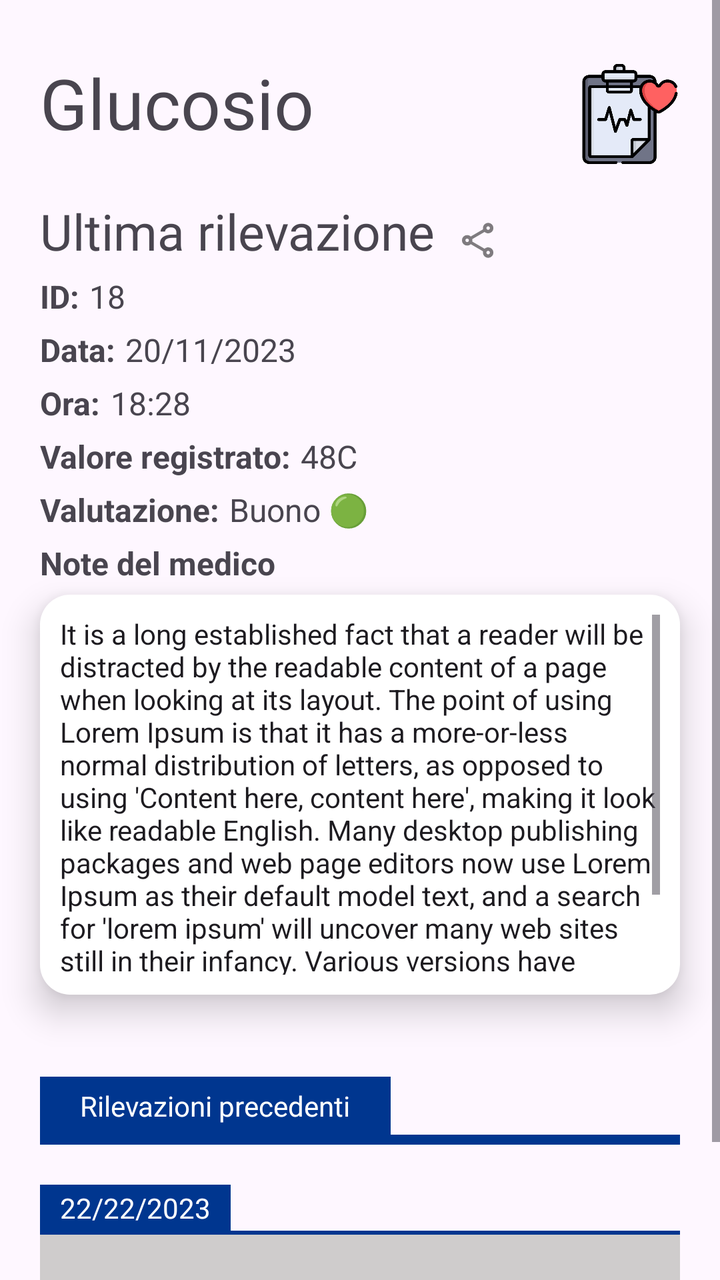
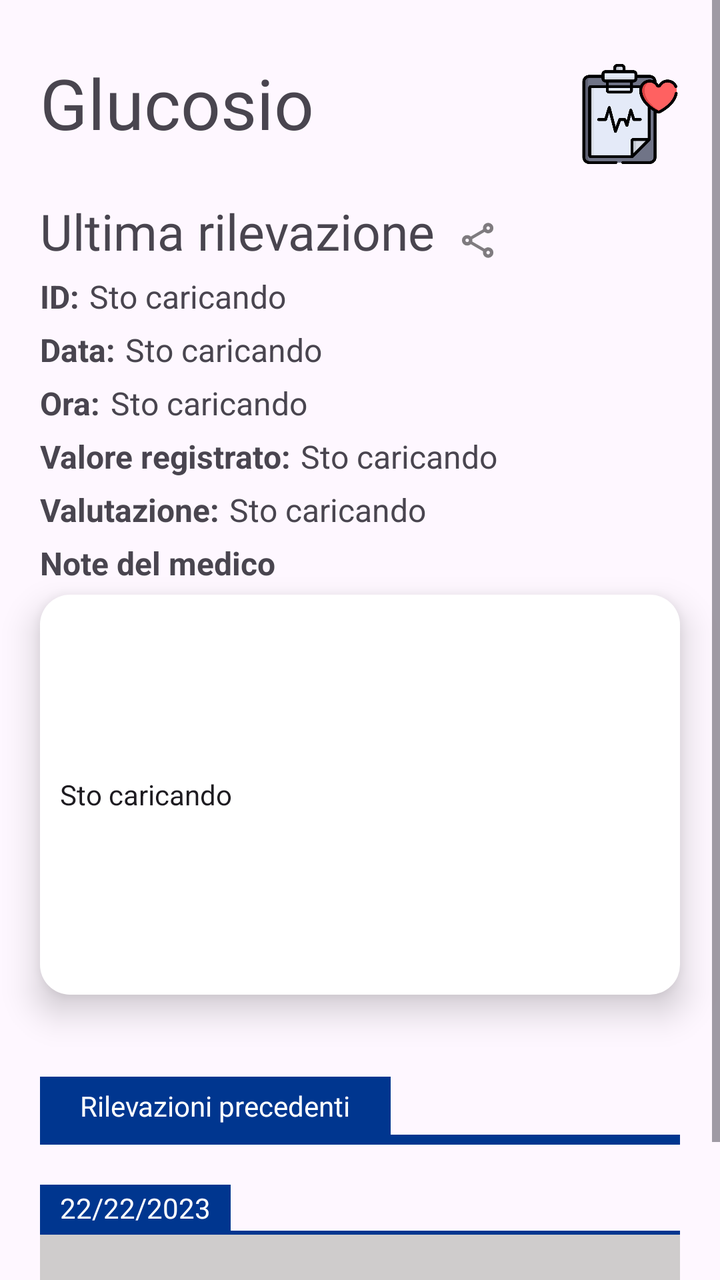

Screens rendered from an Android XML layout before and after an edit, with the pre-edit source and the edit as a unified diff.
<!-- AndroidManifest.xml: application theme Theme.AsilApp -->
<!-- res/layout/fragment_detail_health_history.xml -->
<?xml version="1.0" encoding="utf-8"?>
<ScrollView xmlns:app="http://schemas.android.com/apk/res-auto"
    xmlns:tools="http://schemas.android.com/tools"
    android:layout_width="match_parent"
    android:layout_height="match_parent"
    android:fadeScrollbars="false"
    android:scrollbars="vertical"
    xmlns:android="http://schemas.android.com/apk/res/android">
    <androidx.constraintlayout.widget.ConstraintLayout
        android:layout_width="match_parent"
        android:layout_height="match_parent"
        tools:context=".view.home.DetailHealthHistoryFragment">


        <TextView
            android:id="@+id/detailHealthHistoryTitle"
            android:layout_width="270dp"
            android:fadeScrollbars="false"
            android:layout_height="wrap_content"
            android:layout_marginLeft="@dimen/marginLeftRightDetailHealthHistory"
            android:layout_marginTop="28dp"
            android:layout_marginRight="@dimen/marginLeftRightDetailHealthHistory"
            android:fontFamily="@font/titillium_web_bold"
            android:text="Glucosio"
            android:textSize="@dimen/textDetailHealthHistoryTitle"
            app:layout_constraintHorizontal_bias="0.0"
            app:layout_constraintLeft_toLeftOf="parent"
            app:layout_constraintRight_toLeftOf="@+id/iconDetailTitle"
            app:layout_constraintTop_toTopOf="parent" />

        <ImageView
            android:id="@+id/iconDetailTitle"
            android:layout_width="50dp"
            android:layout_height="50dp"
            android:layout_marginTop="32dp"
            android:layout_marginRight="20dp"
            android:src="@drawable/medical_history"
            app:layout_constraintRight_toRightOf="parent"
            app:layout_constraintStart_toEndOf="@+id/detailHealthHistoryTitle"
            app:layout_constraintTop_toTopOf="parent">

        </ImageView>

        <TextView
            android:id="@+id/lastRecordHealthHistory"
            android:layout_width="wrap_content"
            android:layout_height="wrap_content"
            android:layout_marginStart="@dimen/marginLeftRightDetailHealthHistory"
            android:layout_marginTop="24dp"
            android:fontFamily="@font/titillium_web_bold"
            android:text="@string/lastRecordHealtHistory"
            android:textSize="25dp"
            app:layout_constraintStart_toStartOf="parent"
            app:layout_constraintTop_toBottomOf="@+id/detailHealthHistoryTitle" />


        <ImageView
            android:id="@+id/shareDetailHealthHistory"
            android:layout_width="35dp"
            android:layout_height="35dp"
            android:layout_marginLeft="4dp"
            android:layout_marginTop="28dp"
            android:clickable="true"
            android:foreground="?android:attr/selectableItemBackground"
            android:padding="7dp"
            android:src="@drawable/share_fill0_wght400_grad0_opsz24"
            app:layout_constraintLeft_toRightOf="@+id/lastRecordHealthHistory"
            app:layout_constraintTop_toBottomOf="@+id/detailHealthHistoryTitle" />



        <TextView
            android:id="@+id/idLastRecordHealthHistoryLabel"
            android:layout_width="wrap_content"
            android:layout_height="wrap_content"
            android:layout_marginStart="@dimen/marginLeftRightDetailHealthHistory"
            android:layout_marginTop="5dp"
            android:text="@string/idLastRecordHealthHistoryLabel"
            android:textSize="@dimen/valueDetailHealthHistory"
            android:textStyle="bold"
            app:layout_constraintStart_toStartOf="parent"
            app:layout_constraintTop_toBottomOf="@+id/lastRecordHealthHistory" />

        <TextView
            android:id="@+id/idLastRecordHealthHistory"
            android:layout_width="wrap_content"
            android:layout_height="wrap_content"
            android:layout_marginLeft="5dp"
            android:layout_marginTop="5dp"
            android:text="18"
            android:textSize="@dimen/valueDetailHealthHistory"
            app:layout_constraintLeft_toRightOf="@+id/idLastRecordHealthHistoryLabel"
            app:layout_constraintTop_toBottomOf="@+id/lastRecordHealthHistory" />

        <TextView
            android:id="@+id/dateLastRecordHealthHistoryLabel"
            android:layout_width="wrap_content"
            android:layout_height="wrap_content"
            android:layout_marginStart="@dimen/marginLeftRightDetailHealthHistory"
            android:layout_marginTop="5dp"
            android:text="@string/dateLastRecordHealthHistoryLabel"
            android:textSize="@dimen/valueDetailHealthHistory"
            android:textStyle="bold"
            app:layout_constraintStart_toStartOf="parent"
            app:layout_constraintTop_toBottomOf="@+id/idLastRecordHealthHistoryLabel" />

        <TextView
            android:id="@+id/dateLastRecordHealthHistory"
            android:layout_width="wrap_content"
            android:layout_height="wrap_content"
            android:layout_marginLeft="5dp"
            android:layout_marginTop="5dp"
            android:text="20/11/2023"
            android:textSize="@dimen/valueDetailHealthHistory"
            app:layout_constraintLeft_toRightOf="@+id/dateLastRecordHealthHistoryLabel"
            app:layout_constraintTop_toBottomOf="@+id/idLastRecordHealthHistoryLabel" />


        <TextView
            android:id="@+id/timeLastRecordHealthHistoryLabel"
            android:layout_width="wrap_content"
            android:layout_height="wrap_content"
            android:layout_marginStart="@dimen/marginLeftRightDetailHealthHistory"
            android:layout_marginTop="5dp"
            android:text="@string/timeLastRecordHealthHistoryLabel"
            android:textSize="@dimen/valueDetailHealthHistory"
            android:textStyle="bold"
            app:layout_constraintStart_toStartOf="parent"
            app:layout_constraintTop_toBottomOf="@+id/dateLastRecordHealthHistory" />

        <TextView
            android:id="@+id/timeLastRecordHealthHistory"
            android:layout_width="wrap_content"
            android:layout_height="wrap_content"
            android:layout_marginLeft="5dp"
            android:layout_marginTop="5dp"
            android:text="18:28"
            android:textSize="@dimen/valueDetailHealthHistory"
            app:layout_constraintLeft_toRightOf="@+id/timeLastRecordHealthHistoryLabel"
            app:layout_constraintTop_toBottomOf="@+id/dateLastRecordHealthHistory" />



        <TextView
            android:id="@+id/valueLastRecordHealthHistoryLabel"
            android:layout_width="wrap_content"
            android:layout_height="wrap_content"
            android:layout_marginStart="20dp"
            android:layout_marginTop="5dp"
            android:text="@string/valueLastRecordHealthHistoryLabel"
            android:textSize="@dimen/valueDetailHealthHistory"
            android:textStyle="bold"
            app:layout_constraintStart_toStartOf="parent"
            app:layout_constraintTop_toBottomOf="@+id/timeLastRecordHealthHistory" />

        <TextView
            android:id="@+id/valueLastRecordHealthHistory"
            android:layout_width="wrap_content"
            android:layout_height="wrap_content"
            android:layout_marginLeft="5dp"
            android:layout_marginTop="5dp"
            android:text="48"
            android:textSize="@dimen/valueDetailHealthHistory"
            app:layout_constraintLeft_toRightOf="@+id/valueLastRecordHealthHistoryLabel"
            app:layout_constraintTop_toBottomOf="@+id/timeLastRecordHealthHistory" />

        <TextView
            android:id="@+id/unityDetaildHealthHistory"
            android:layout_width="wrap_content"
            android:layout_height="wrap_content"
            android:layout_marginLeft="0dp"
            android:layout_marginTop="5dp"
            android:text="@string/unityTemperature"
            android:textSize="@dimen/valueDetailHealthHistory"
            app:layout_constraintLeft_toRightOf="@+id/valueLastRecordHealthHistory"
            app:layout_constraintTop_toBottomOf="@+id/timeLastRecordHealthHistory" />



        <TextView
            android:id="@+id/evalutationLastRecordHealthHistoryLabel"
            android:layout_width="wrap_content"
            android:layout_height="wrap_content"
            android:layout_marginStart="@dimen/marginLeftRightDetailHealthHistory"
            android:layout_marginTop="5dp"
            android:text="@string/evalutationLastRecordHealthHistoryLabel"
            android:textSize="@dimen/valueDetailHealthHistory"
            android:textStyle="bold"
            app:layout_constraintStart_toStartOf="parent"
            app:layout_constraintTop_toBottomOf="@+id/valueLastRecordHealthHistory" />

        <TextView
            android:id="@+id/evalutationLastRecordHealthHistory"
            android:layout_width="wrap_content"
            android:layout_height="wrap_content"
            android:layout_marginLeft="5dp"
            android:layout_marginTop="5dp"
            android:text="Buono 🟢"
            android:textSize="@dimen/valueDetailHealthHistory"
            app:layout_constraintLeft_toRightOf="@+id/evalutationLastRecordHealthHistoryLabel"
            app:layout_constraintTop_toBottomOf="@+id/valueLastRecordHealthHistory" />



        <TextView
            android:id="@+id/doctorNotesLastRecordHealthHistoryLabel"
            android:layout_width="wrap_content"
            android:layout_height="wrap_content"
            android:layout_marginStart="@dimen/marginLeftRightDetailHealthHistory"
            android:layout_marginTop="5dp"
            android:text="@string/doctorNotesLastRecordHealthHistoryLabel"
            android:textSize="@dimen/valueDetailHealthHistory"
            android:textStyle="bold"
            app:layout_constraintStart_toStartOf="parent"
            app:layout_constraintTop_toBottomOf="@+id/evalutationLastRecordHealthHistory" />


        <EditText
            android:id="@+id/doctorNotesLastRecordHealthHistory"
            android:elevation="10dp"
            android:background="@drawable/rounded"
            android:padding="10dp"
            android:layout_width="match_parent"
            android:cursorVisible="true"
            android:layout_height="200dp"
            android:layout_marginStart="@dimen/marginLeftRightDetailHealthHistory"
            android:fadeScrollbars="false"
            android:layout_marginTop="5dp"
            android:editable="false"
            android:layout_marginEnd="@dimen/marginLeftRightDetailHealthHistory"
            android:scrollbarAlwaysDrawHorizontalTrack="false"
            android:scrollbarAlwaysDrawVerticalTrack="false"
            android:scrollbars="vertical"
            android:textSize="@dimen/textSizeDoctorNotes"
            android:text="It is a long established fact that a reader will be distracted by the readable content of a page when looking at its layout. The point of using Lorem Ipsum is that it has a more-or-less normal distribution of letters, as opposed to using 'Content here, content here', making it look like readable English. Many desktop publishing packages and web page editors now use Lorem Ipsum as their default model text, and a search for 'lorem ipsum' will uncover many web sites still in their infancy. Various versions have evolved over the years, sometimes by accident, sometimes on purpose (injected humour and the like)."
            app:layout_constraintEnd_toEndOf="parent"
            app:layout_constraintStart_toStartOf="parent"
            app:layout_constraintTop_toBottomOf="@+id/doctorNotesLastRecordHealthHistoryLabel" />


        <TextView
            android:layout_width="wrap_content"
            app:layout_constraintBottom_toTopOf="@+id/blackLine"
            app:layout_constraintLeft_toLeftOf="parent"
            android:layout_marginLeft="@dimen/marginLeftRightDetailHealthHistory"
            android:textColor="@color/white"
            android:paddingLeft="20dp"
            android:paddingRight="20dp"
            android:paddingTop="5dp"
            android:paddingBottom="5dp"
            android:background="@color/appMainColorDark"
            android:text="Rilevazioni precedenti"
            android:layout_height="wrap_content">
        </TextView>

        <View
            android:id="@+id/blackLine"
            app:layout_constraintTop_toBottomOf="@+id/doctorNotesLastRecordHealthHistory"
            android:background="@color/appMainColorDark"
            app:layout_constraintStart_toStartOf="parent"
            app:layout_constraintEnd_toEndOf="parent"
            android:layout_marginStart="@dimen/marginLeftRightDetailHealthHistory"
            android:layout_marginEnd="@dimen/marginLeftRightDetailHealthHistory"
            android:layout_marginTop="70dp"
            android:layout_width = "match_parent"
            android:layout_height="5dp"/>






        <LinearLayout
            android:layout_width="match_parent"
            android:orientation="vertical"
            android:layout_marginLeft="@dimen/marginLeftRightDetailHealthHistory"
            android:layout_marginRight="@dimen/marginLeftRightDetailHealthHistory"
            app:layout_constraintTop_toBottomOf="@+id/blackLine"
            android:layout_height="match_parent">

            <TextView
                android:layout_width="wrap_content"
                android:layout_height="wrap_content"
                android:layout_marginTop="@dimen/marginTopHealthHistory"
                android:background="@color/appMainColorDark"
                android:paddingLeft="10dp"
                android:paddingRight="10dp"
                android:paddingTop="2dp"
                android:paddingBottom="2dp"
                android:text="22/22/2023"
                android:textColor="@color/white" />

            <View
                android:layout_width="match_parent"
                android:background="@color/appMainColorDark"
                android:layout_height="2dp"></View>

            <androidx.constraintlayout.widget.ConstraintLayout
                android:id="@+id/layoutOldHealthHistory"
                android:layout_width="match_parent"
                android:background="@color/colodOldHealthHistory"
                android:layout_height="@dimen/heightHealthHistory"
                android:layout_marginTop="0dp">

                <TextView
                    android:id="@+id/oldTitleHealthHistoryLabel"
                    android:layout_width="wrap_content"
                    android:layout_height="wrap_content"
                    android:layout_marginLeft="@dimen/marginLeftRightDetailHealthHistory"
                    android:layout_marginTop="20dp"
                    android:fontFamily="@font/titillium_web_bold"
                    android:text="@string/temperatureHealthHistory"
                    android:textColor="@color/white"
                    android:textSize="@dimen/textTitleHealthHistory"
                    app:layout_constraintLeft_toLeftOf="parent"
                    app:layout_constraintTop_toTopOf="parent" />


                <TextView
                    android:id="@+id/oldTitleHealthHistory"
                    android:layout_width="wrap_content"
                    android:layout_height="wrap_content"
                    android:layout_marginRight="5dp"
                    android:layout_marginBottom="16dp"
                    android:fontFamily="@font/titillium_web_bold"
                    android:text="36°"
                    android:textColor="@color/white"
                    android:textSize="@dimen/resultHealthHistory"
                    app:layout_constraintBottom_toBottomOf="parent"
                    app:layout_constraintRight_toRightOf="parent" />


                <TextView
                    android:id="@+id/unityOldHealthHistory"
                    android:layout_width="wrap_content"
                    android:layout_height="wrap_content"
                    android:layout_marginRight="5dp"
                    android:layout_marginBottom="3dp"
                    android:fontFamily="@font/titillium_web_bold"
                    android:text="@string/unityTemperature"
                    android:textColor="@color/white"
                    android:textSize="@dimen/resultUnityHealthHistory"
                    app:layout_constraintBottom_toBottomOf="parent"
                    app:layout_constraintRight_toRightOf="parent"
                    app:layout_constraintTop_toBottomOf="@+id/oldTitleHealthHistory" />


                <TextView
                    android:id="@+id/oldTitleHealthHistoryEvalutationLabel"
                    android:layout_width="wrap_content"
                    android:layout_height="wrap_content"
                    android:layout_marginLeft="@dimen/marginLeftRightDetailHealthHistory"
                    android:layout_marginBottom="25dp"
                    android:text="@string/evalutationHealthHistoryLabel"
                    android:textColor="@color/white"
                    android:textSize="13dp"
                    app:layout_constraintBottom_toBottomOf="parent"
                    app:layout_constraintLeft_toLeftOf="parent" />


                <TextView
                    android:id="@+id/oldTitleHealthHistoryEvalutation"
                    android:layout_width="wrap_content"
                    android:layout_height="wrap_content"
                    android:layout_marginStart="3dp"
                    android:layout_marginBottom="25dp"
                    android:text="buono 🟢"
                    android:textColor="@color/white"
                    android:textSize="13dp"
                    app:layout_constraintBottom_toBottomOf="parent"
                    app:layout_constraintLeft_toLeftOf="parent"
                    app:layout_constraintStart_toEndOf="@+id/oldTitleHealthHistoryEvalutationLabel" />
            </androidx.constraintlayout.widget.ConstraintLayout>
        </LinearLayout>
    </androidx.constraintlayout.widget.ConstraintLayout>
</ScrollView>
<!-- resources referenced by this layout -->
<resources>
  <color name="appMainColorDark">#00368f</color>
  <color name="colodOldHealthHistory">#cfcccc</color>
  <color name="white">#FFFFFFFF</color>
  <dimen name="heightHealthHistory">100dp</dimen>
  <dimen name="marginLeftRightDetailHealthHistory">20dp</dimen>
  <dimen name="marginTopHealthHistory">20dp</dimen>
  <dimen name="resultHealthHistory">50dp</dimen>
  <dimen name="resultUnityHealthHistory">13dp</dimen>
  <dimen name="textDetailHealthHistoryTitle">35dp</dimen>
  <dimen name="textSizeDoctorNotes">14dp</dimen>
  <dimen name="textTitleHealthHistory">18dp</dimen>
  <dimen name="valueDetailHealthHistory">16dp</dimen>
  <!-- drawable medical_history: png bitmap (drawable, 22999 bytes) -->
  <!-- drawable rounded (drawable) -->
  <?xml version="1.0" encoding="utf-8"?>
  <shape xmlns:android="http://schemas.android.com/apk/res/android"
      android:shape="rectangle"
      android:padding="10dp">
      <solid android:color="#FFFFFF" />
      <corners
          android:bottomRightRadius="15dp"
          android:bottomLeftRadius="15dp"
          android:topLeftRadius="15dp"
          android:topRightRadius="15dp" />
  </shape>
  <!-- drawable share_fill0_wght400_grad0_opsz24 (drawable) -->
  <vector android:alpha="0.5" android:autoMirrored="true"
      android:height="24dp" android:viewportHeight="960"
      android:viewportWidth="960" android:width="24dp" xmlns:android="http://schemas.android.com/apk/res/android">
      <path android:fillColor="#FF000000" android:pathData="M720,880q-50,0 -85,-35t-35,-85q0,-7 1,-14.5t3,-13.5L322,568q-17,15 -38,23.5t-44,8.5q-50,0 -85,-35t-35,-85q0,-50 35,-85t85,-35q23,0 44,8.5t38,23.5l282,-164q-2,-6 -3,-13.5t-1,-14.5q0,-50 35,-85t85,-35q50,0 85,35t35,85q0,50 -35,85t-85,35q-23,0 -44,-8.5T638,288L356,452q2,6 3,13.5t1,14.5q0,7 -1,14.5t-3,13.5l282,164q17,-15 38,-23.5t44,-8.5q50,0 85,35t35,85q0,50 -35,85t-85,35ZM720,240q17,0 28.5,-11.5T760,200q0,-17 -11.5,-28.5T720,160q-17,0 -28.5,11.5T680,200q0,17 11.5,28.5T720,240ZM240,520q17,0 28.5,-11.5T280,480q0,-17 -11.5,-28.5T240,440q-17,0 -28.5,11.5T200,480q0,17 11.5,28.5T240,520ZM720,800q17,0 28.5,-11.5T760,760q0,-17 -11.5,-28.5T720,720q-17,0 -28.5,11.5T680,760q0,17 11.5,28.5T720,800ZM720,200ZM240,480ZM720,760Z"/>
  </vector>
  <string name="dateLastRecordHealthHistoryLabel">Data:</string>
  <string name="doctorNotesLastRecordHealthHistoryLabel">Note del medico</string>
  <string name="evalutationHealthHistoryLabel">Valutazione:</string>
  <string name="evalutationLastRecordHealthHistoryLabel">Valutazione:</string>
  <string name="idLastRecordHealthHistoryLabel">ID:</string>
  <string name="lastRecordHealtHistory">Ultima rilevazione</string>
  <string name="temperatureHealthHistory">Temperatura corporea️</string>
  <string name="timeLastRecordHealthHistoryLabel">Ora:</string>
  <string name="unityTemperature">C</string>
  <string name="valueLastRecordHealthHistoryLabel">Valore registrato:</string>
  <style name="Theme.AsilApp" parent="Base.Theme.AsilApp" />
  <style name="Base.Theme.AsilApp" parent="Theme.Material3.DayNight.NoActionBar">
          
          
      </style>
</resources>

<!-- the commit's change to res/layout/fragment_detail_health_history.xml (unified diff, before → after) -->
@@ -7,6 +7,7 @@
     android:scrollbars="vertical"
     xmlns:android="http://schemas.android.com/apk/res/android">
     <androidx.constraintlayout.widget.ConstraintLayout
+        android:id="@+id/detailHealthHistoryLayout"
         android:layout_width="match_parent"
         android:layout_height="match_parent"
         tools:context=".view.home.DetailHealthHistoryFragment">
@@ -87,7 +88,7 @@
             android:layout_height="wrap_content"
             android:layout_marginLeft="5dp"
             android:layout_marginTop="5dp"
-            android:text="18"
+            android:text="@string/iAmLoading"
             android:textSize="@dimen/valueDetailHealthHistory"
             app:layout_constraintLeft_toRightOf="@+id/idLastRecordHealthHistoryLabel"
             app:layout_constraintTop_toBottomOf="@+id/lastRecordHealthHistory" />
@@ -110,7 +111,7 @@
             android:layout_height="wrap_content"
             android:layout_marginLeft="5dp"
             android:layout_marginTop="5dp"
-            android:text="20/11/2023"
+            android:text="@string/iAmLoading"
             android:textSize="@dimen/valueDetailHealthHistory"
             app:layout_constraintLeft_toRightOf="@+id/dateLastRecordHealthHistoryLabel"
             app:layout_constraintTop_toBottomOf="@+id/idLastRecordHealthHistoryLabel" />
@@ -134,7 +135,7 @@
             android:layout_height="wrap_content"
             android:layout_marginLeft="5dp"
             android:layout_marginTop="5dp"
-            android:text="18:28"
+            android:text="@string/iAmLoading"
             android:textSize="@dimen/valueDetailHealthHistory"
             app:layout_constraintLeft_toRightOf="@+id/timeLastRecordHealthHistoryLabel"
             app:layout_constraintTop_toBottomOf="@+id/dateLastRecordHealthHistory" />
@@ -159,7 +160,7 @@
             android:layout_height="wrap_content"
             android:layout_marginLeft="5dp"
             android:layout_marginTop="5dp"
-            android:text="48"
+            android:text="@string/iAmLoading"
             android:textSize="@dimen/valueDetailHealthHistory"
             app:layout_constraintLeft_toRightOf="@+id/valueLastRecordHealthHistoryLabel"
             app:layout_constraintTop_toBottomOf="@+id/timeLastRecordHealthHistory" />
@@ -168,9 +169,7 @@
             android:id="@+id/unityDetaildHealthHistory"
             android:layout_width="wrap_content"
             android:layout_height="wrap_content"
-            android:layout_marginLeft="0dp"
-            android:layout_marginTop="5dp"
-            android:text="@string/unityTemperature"
+            android:layout_marginTop="5dp"
             android:textSize="@dimen/valueDetailHealthHistory"
             app:layout_constraintLeft_toRightOf="@+id/valueLastRecordHealthHistory"
             app:layout_constraintTop_toBottomOf="@+id/timeLastRecordHealthHistory" />
@@ -195,7 +194,7 @@
             android:layout_height="wrap_content"
             android:layout_marginLeft="5dp"
             android:layout_marginTop="5dp"
-            android:text="Buono 🟢"
+            android:text="@string/iAmLoading"
             android:textSize="@dimen/valueDetailHealthHistory"
             app:layout_constraintLeft_toRightOf="@+id/evalutationLastRecordHealthHistoryLabel"
             app:layout_constraintTop_toBottomOf="@+id/valueLastRecordHealthHistory" />
@@ -217,22 +216,22 @@
 
         <EditText
             android:id="@+id/doctorNotesLastRecordHealthHistory"
+            android:layout_width="match_parent"
+            android:layout_height="200dp"
+            android:layout_marginStart="@dimen/marginLeftRightDetailHealthHistory"
+            android:layout_marginTop="5dp"
+            android:layout_marginEnd="@dimen/marginLeftRightDetailHealthHistory"
+            android:background="@drawable/rounded"
+            android:cursorVisible="true"
+            android:editable="false"
             android:elevation="10dp"
-            android:background="@drawable/rounded"
+            android:fadeScrollbars="false"
             android:padding="10dp"
-            android:layout_width="match_parent"
-            android:cursorVisible="true"
-            android:layout_height="200dp"
-            android:layout_marginStart="@dimen/marginLeftRightDetailHealthHistory"
-            android:fadeScrollbars="false"
-            android:layout_marginTop="5dp"
-            android:editable="false"
-            android:layout_marginEnd="@dimen/marginLeftRightDetailHealthHistory"
             android:scrollbarAlwaysDrawHorizontalTrack="false"
             android:scrollbarAlwaysDrawVerticalTrack="false"
             android:scrollbars="vertical"
+            android:text="@string/iAmLoading"
             android:textSize="@dimen/textSizeDoctorNotes"
-            android:text="It is a long established fact that a reader will be distracted by the readable content of a page when looking at its layout. The point of using Lorem Ipsum is that it has a more-or-less normal distribution of letters, as opposed to using 'Content here, content here', making it look like readable English. Many desktop publishing packages and web page editors now use Lorem Ipsum as their default model text, and a search for 'lorem ipsum' will uncover many web sites still in their infancy. Various versions have evolved over the years, sometimes by accident, sometimes on purpose (injected humour and the like)."
             app:layout_constraintEnd_toEndOf="parent"
             app:layout_constraintStart_toStartOf="parent"
             app:layout_constraintTop_toBottomOf="@+id/doctorNotesLastRecordHealthHistoryLabel" />
<!-- resource entries referenced after the edit -->
@@ -35,6 +35,7 @@
   <string name="doctorNotesLastRecordHealthHistoryLabel">Note del medico</string>
   <string name="evalutationHealthHistoryLabel">Valutazione:</string>
   <string name="evalutationLastRecordHealthHistoryLabel">Valutazione:</string>
+  <string name="iAmLoading">Sto caricando</string>
   <string name="idLastRecordHealthHistoryLabel">ID:</string>
   <string name="lastRecordHealtHistory">Ultima rilevazione</string>
   <string name="temperatureHealthHistory">Temperatura corporea️</string>
